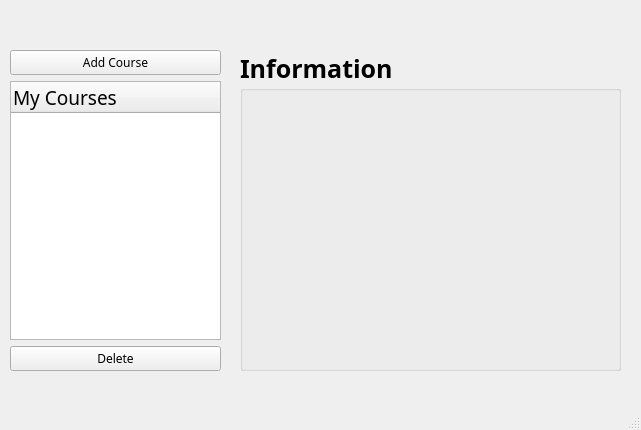
FigueroaCode/Scribble, file mainwindow.ui: the form before one commit.
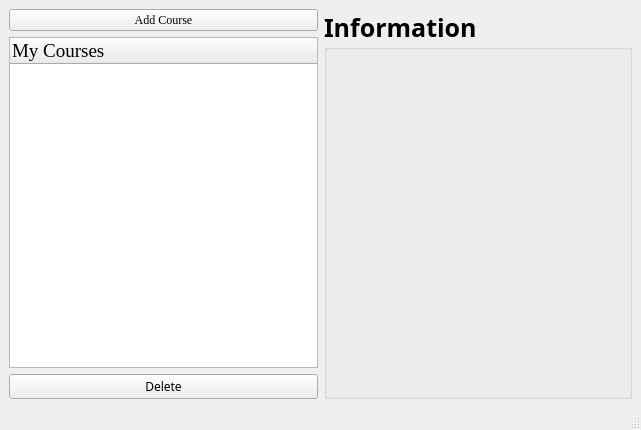
The form after the commit.

```diff
--- a/mainwindow.ui
+++ b/mainwindow.ui
@@ -14,21 +14,22 @@
    <string>Scribble</string>
   </property>
   <widget class="QWidget" name="centralwidget">
-   <widget class="QWidget" name="layoutWidget">
-    <property name="geometry">
-     <rect>
-      <x>10</x>
-      <y>50</y>
-      <width>211</width>
-      <height>321</height>
-     </rect>
-    </property>
+   <layout class="QHBoxLayout" name="horizontalLayout_2">
+    <item>
+     <layout class="QHBoxLayout" name="horizontalLayout">
+      <item>
     <layout class="QVBoxLayout" name="verticalLayout">
      <item>
       <widget class="QPushButton" name="addCourseBtn">
+          <property name="sizePolicy">
+           <sizepolicy hsizetype="Expanding" vsizetype="Fixed">
+            <horstretch>0</horstretch>
+            <verstretch>0</verstretch>
+           </sizepolicy>
+          </property>
        <property name="font">
         <font>
-         <family>American Typewriter</family>
+            <family>Times New Roman</family>
         </font>
        </property>
        <property name="autoFillBackground">
@@ -44,9 +45,15 @@
      </item>
      <item>
       <widget class="QTreeWidget" name="courseList">
+          <property name="sizePolicy">
+           <sizepolicy hsizetype="Expanding" vsizetype="Expanding">
+            <horstretch>0</horstretch>
+            <verstretch>0</verstretch>
+           </sizepolicy>
+          </property>
        <property name="font">
         <font>
-         <family>American Typewriter</family>
+            <family>Times New Roman</family>
          <pointsize>14</pointsize>
          <weight>50</weight>
          <bold>false</bold>
@@ -71,6 +78,12 @@
      </item>
      <item>
       <widget class="QPushButton" name="deleteBtn">
+          <property name="sizePolicy">
+           <sizepolicy hsizetype="Expanding" vsizetype="Fixed">
+            <horstretch>0</horstretch>
+            <verstretch>0</verstretch>
+           </sizepolicy>
+          </property>
        <property name="font">
         <font>
          <family>American Typewriter</family>
@@ -83,15 +96,14 @@
       </widget>
      </item>
     </layout>
-   </widget>
+      </item>
+      <item>
    <widget class="QGroupBox" name="groupBox">
-    <property name="geometry">
-     <rect>
-      <x>240</x>
-      <y>50</y>
-      <width>381</width>
-      <height>321</height>
-     </rect>
+        <property name="sizePolicy">
+         <sizepolicy hsizetype="Expanding" vsizetype="Preferred">
+          <horstretch>0</horstretch>
+          <verstretch>0</verstretch>
+         </sizepolicy>
     </property>
     <property name="font">
      <font>
@@ -107,7 +119,13 @@
     <property name="title">
      <string>Information</string>
     </property>
-   </widget>
+        <zorder>layoutWidget</zorder>
+        <zorder>layoutWidget</zorder>
+       </widget>
+      </item>
+     </layout>
+    </item>
+   </layout>
   </widget>
   <widget class="QMenuBar" name="menubar">
    <property name="geometry">
```
Lines whose indentation alone changed are shown as unchanged.
